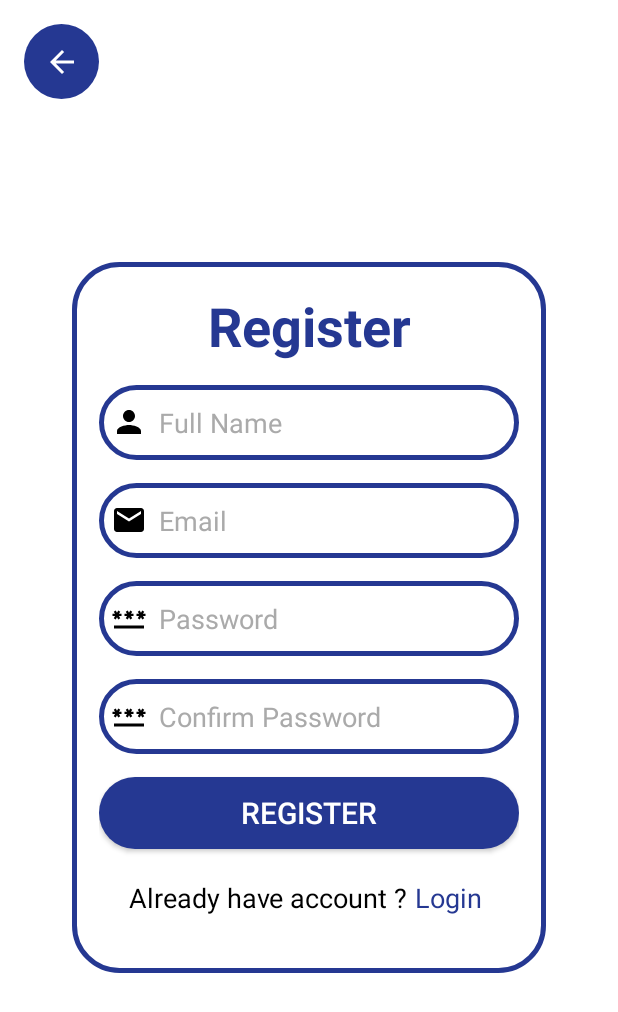
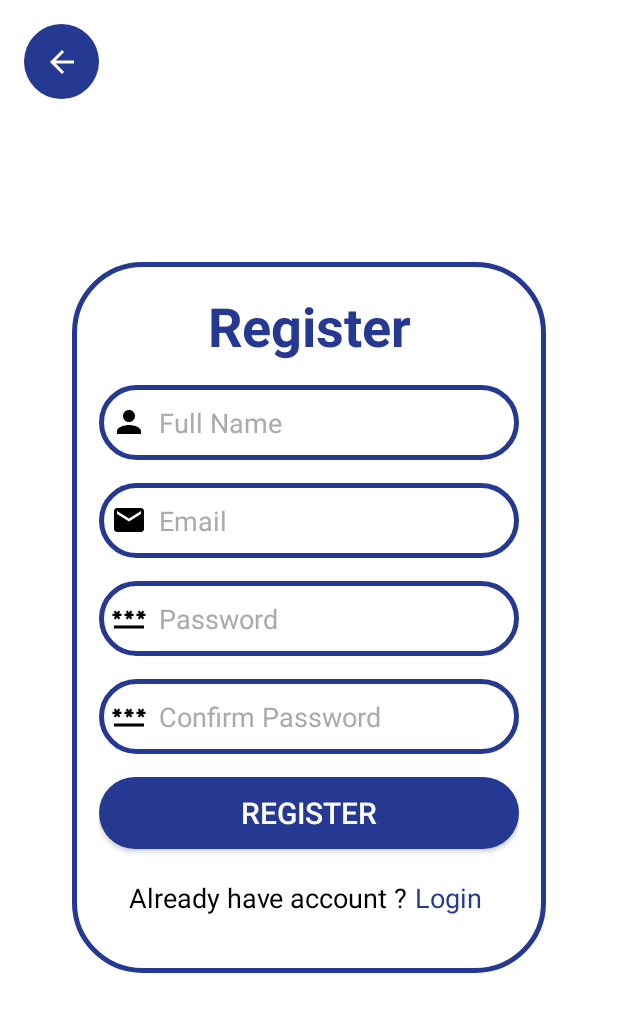
Before and after one commit to giapminh146/online_news_reader, an Android app: the RegisterActivity screen opened directly, with no data from a screen before it, on a phone screen of 412 x 824 dp. Shown: the top 1012 px of the screen. Run offline under Robolectric (Android 15) with nearby library versions, the phone set to English and light mode, and no system bars.

Commit message:
Fix layouts in darkmode

```diff
--- a/testApp/app/src/main/res/layout/activity_account.xml
+++ b/testApp/app/src/main/res/layout/activity_account.xml
@@ -49,7 +49,7 @@
                 android:drawablePadding="8dp"
                 android:padding="8dp"
                 android:hint="@string/email"
-                android:textColor="@color/black"
+                android:textColor="@color/text_color"
                 android:textColorHint="@android:color/darker_gray"
                 android:inputType="textEmailAddress" />
 
@@ -64,7 +64,7 @@
                 android:drawablePadding="8dp"
                 android:padding="8dp"
                 android:hint="@string/password"
-                android:textColor="@color/black"
+                android:textColor="@color/text_color"
                 android:inputType="textPassword"
                 android:textColorHint="@android:color/darker_gray" />
 
--- a/testApp/app/src/main/res/layout/activity_profile.xml
+++ b/testApp/app/src/main/res/layout/activity_profile.xml
@@ -49,6 +49,7 @@
                 android:layout_marginStart="5dp"
                 android:layout_marginEnd="8dp"
                 android:text="@string/example"
+                android:textColorHint="@color/dark_gray"
                 android:textColor="@color/text_color"
                 android:textSize="18sp"
                 android:textStyle="bold" />
@@ -68,7 +69,8 @@
                 android:layout_height="wrap_content"
                 android:layout_marginStart="5dp"
                 android:text="@string/example_gmail_com"
-                android:textColor="@android:color/darker_gray"
+                android:textColorHint="@android:color/darker_gray"
+                android:textColor="@color/text_color"
                 android:textSize="16sp" />
         </RelativeLayout>
 
--- a/testApp/app/src/main/res/layout/activity_register.xml
+++ b/testApp/app/src/main/res/layout/activity_register.xml
@@ -20,7 +20,7 @@
         android:layout_marginTop="100dp"
         android:layout_marginStart="32dp"
         android:layout_marginEnd="32dp"
-        android:background="@drawable/custom_background">
+        android:background="@drawable/oval_button_grey">
 
         <!-- Layout for organizing the form fields and labels -->
         <LinearLayout
@@ -44,14 +44,14 @@
                 android:layout_width="match_parent"
                 android:layout_height="50dp"
                 android:layout_marginTop="15dp"
-                android:background="@drawable/custom_background"
+                android:background="@drawable/oval_button_grey"
                 android:drawableStart="@drawable/ic_person"
                 android:drawablePadding="8dp"
                 android:padding="8dp"
                 android:hint="@string/full_name"
                 android:textColorHint="@android:color/darker_gray"
                 android:inputType="textPersonName"
-                android:textColor="@color/black" />
+                android:textColor="@color/text_color" />
 
             <!-- EditText for the user's email input -->
             <EditText
@@ -59,14 +59,14 @@
                 android:layout_width="match_parent"
                 android:layout_height="50dp"
                 android:layout_marginTop="15dp"
-                android:background="@drawable/custom_background"
+                android:background="@drawable/oval_button_grey"
                 android:drawableStart="@drawable/ic_email"
                 android:drawablePadding="8dp"
                 android:padding="8dp"
                 android:hint="@string/email"
                 android:inputType="textEmailAddress"
                 android:textColorHint="@android:color/darker_gray"
-                android:textColor="@color/black" />
+                android:textColor="@color/text_color" />
 
             <!-- EditText for the user's password input -->
             <EditText
@@ -74,14 +74,14 @@
                 android:layout_width="match_parent"
                 android:layout_height="50dp"
                 android:layout_marginTop="15dp"
-                android:background="@drawable/custom_background"
+                android:background="@drawable/oval_button_grey"
                 android:drawableStart="@drawable/ic_password"
                 android:drawablePadding="8dp"
                 android:padding="8dp"
                 android:hint="@string/password"
                 android:inputType="textPassword"
                 android:textColorHint="@android:color/darker_gray"
-                android:textColor="@color/black" />
+                android:textColor="@color/text_color" />
 
             <!-- EditText for confirming the user's password -->
             <EditText
@@ -89,14 +89,14 @@
                 android:layout_width="match_parent"
                 android:layout_height="50dp"
                 android:layout_marginTop="15dp"
-                android:background="@drawable/custom_background"
+                android:background="@drawable/oval_button_grey"
                 android:drawableStart="@drawable/ic_password"
                 android:drawablePadding="8dp"
                 android:padding="8dp"
                 android:hint="@string/confirm_password"
                 android:inputType="textPassword"
                 android:textColorHint="@android:color/darker_gray"
-                android:textColor="@color/black" />
+                android:textColor="@color/text_color" />
 
             <!-- Button for performing registration -->
             <Button
@@ -121,7 +121,7 @@
                     android:layout_margin="20dp"
                     android:text="@string/already_have_account"
                     android:textSize="18sp"
-                    android:textColor="@color/black"/>
+                    android:textColor="@color/text_color"/>
 
                 <TextView
                     android:id="@+id/txtLogin"
--- a/testApp/app/src/main/res/layout/dialog_edit_profile.xml
+++ b/testApp/app/src/main/res/layout/dialog_edit_profile.xml
@@ -20,7 +20,8 @@
         android:layout_width="match_parent"
         android:layout_height="wrap_content"
         android:hint="@string/enter_your_name"
-        android:textColor="@color/dark_gray"
+        android:textColorHint="@color/dark_gray"
+        android:textColor="@color/text_color"
         android:textSize="18sp"
         android:padding="8dp"
         android:background="@drawable/oval_button_grey"/>
@@ -30,7 +31,8 @@
         android:layout_width="match_parent"
         android:layout_height="wrap_content"
         android:hint="@string/enter_your_email"
-        android:textColor="@android:color/darker_gray"
+        android:textColorHint="@android:color/darker_gray"
+        android:textColor="@color/text_color"
         android:textSize="16sp"
         android:padding="8dp"
         android:layout_marginTop="16dp"
--- a/testApp/app/src/main/res/layout/spinner_item.xml
+++ b/testApp/app/src/main/res/layout/spinner_item.xml
@@ -2,7 +2,7 @@
 <TextView xmlns:android="http://schemas.android.com/apk/res/android"
     android:layout_width="match_parent"
     android:layout_height="wrap_content"
-    android:textColor="@color/black"
+    android:textColor="@color/text_color"
     android:padding="3dp"
     android:fontFamily="@font/roboto_medium"
     android:textSize="19sp"/>
```
Also changed, not shown: testApp/app/src/main/java/vn/edu/usth/test/PodcastActivity.java (+0 -4 lines), testApp/app/src/main/java/vn/edu/usth/test/SettingsActivity.java (+0 -6 lines), testApp/app/src/main/res/layout/filter_layout.xml (+4 -4 lines), 1 other file.
